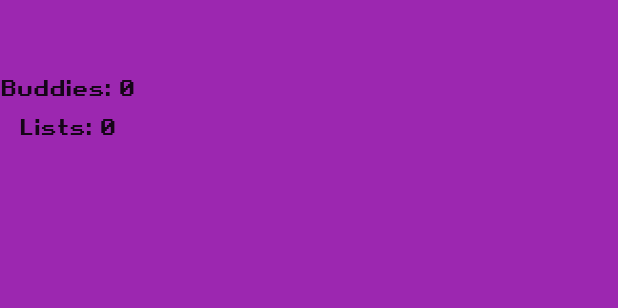
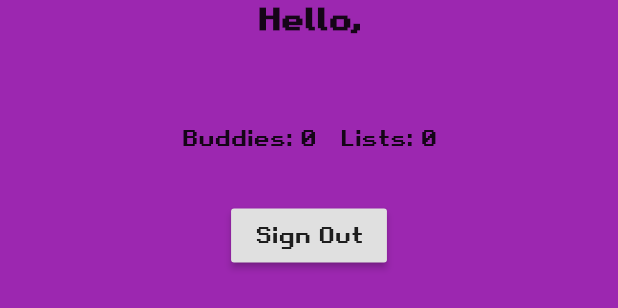
Before and after one commit to bpbushman/taskbuddies, a Flutter app: the ProfileView widget shown alone on an empty page, opened directly, on a phone screen of 412 x 824 dp. Shown: the top 308 px of the screen. Run offline on Flutter 3.47's test engine with Material 2 defaults, Android fonts, the phone set to English and light mode, and no system bars; our stand-ins replace auto_route, cloud_firestore, firebase_auth, get_it, google_fonts, injectable and 4 more; missing offline and left inert: pixel_border; accounts and stored records are empty.

```diff
--- a/lib/ui/views/profile/profile_view.dart
+++ b/lib/ui/views/profile/profile_view.dart
@@ -10,11 +10,31 @@ class ProfileView extends StatelessWidget {
       onModelReady: (model) => model.fetchCounts(),
       builder: (context, model, child) => Column(
         children: [
-          Text(model.authService.currentUser.username),
+          Text(
+            'Hello,',
+            style: TextStyle(
+              fontSize: 20,
+              fontWeight: FontWeight.bold,
+            ),
+          ),
+          smallVertSpace(),
+          Text(model.userName),
           largeVertSpace(),
-          Text('Buddies: ${model.buddyCount}'),
-          smallVertSpace(),
-          Text('Lists: ${model.listCount}'),
+          Row(
+            mainAxisAlignment: MainAxisAlignment.center,
+            children: [
+              Text('Buddies: ${model.buddyCount}'),
+              mediumHorizontalSpace(),
+              Text('Lists: ${model.listCount}'),
+            ],
+          ),
+          largeVertSpace(),
+          Center(
+            child: RaisedButton(
+              child: Text('Sign Out'),
+              onPressed: () => model.signOut(),
+            ),
+          ),
         ],
       ),
       viewModelBuilder: () => ProfileViewModel(),
--- a/lib/ui/views/profile/profile_view_model.dart
+++ b/lib/ui/views/profile/profile_view_model.dart
@@ -5,9 +5,11 @@ import 'package:taskbuddies/services/buddy_services.dart';
 import 'package:taskbuddies/services/firestore_service.dart';
 
 class ProfileViewModel extends BaseViewModel {
-  final AuthenticationService authService = locator<AuthenticationService>();
+  final AuthenticationService _authService = locator<AuthenticationService>();
   final FirestoreService _firestoreService = locator<FirestoreService>();
   final BuddyService _buddyService = locator<BuddyService>();
+
+  String get userName => _authService.currentUser.username;
 
   int _listCount;
   int get listCount => _listCount;
@@ -17,7 +19,7 @@ class ProfileViewModel extends BaseViewModel {
 
   void _fetchListCount() async {
     var result =
-        await _firestoreService.getUserListCount(authService.currentUser);
+        await _firestoreService.getUserListCount(_authService.currentUser);
     if (result is String) {
       print(result);
     } else {
@@ -28,7 +30,7 @@ class ProfileViewModel extends BaseViewModel {
 
   void _fetchBuddyCount() async {
     var result =
-        await _buddyService.getUserFollowerCount(authService.currentUser);
+        await _buddyService.getUserFollowerCount(_authService.currentUser);
     if (result is String) {
       print(result);
     } else {
@@ -37,9 +39,10 @@ class ProfileViewModel extends BaseViewModel {
     }
   }
 
+  void signOut() => _authService.signout();
+
   void fetchCounts() {
     _fetchBuddyCount();
     _fetchListCount();
-    //notifyListeners();
   }
 }
```
Also changed, not shown: lib/ui/widgets/list_widget.dart (+26 -4 lines).
